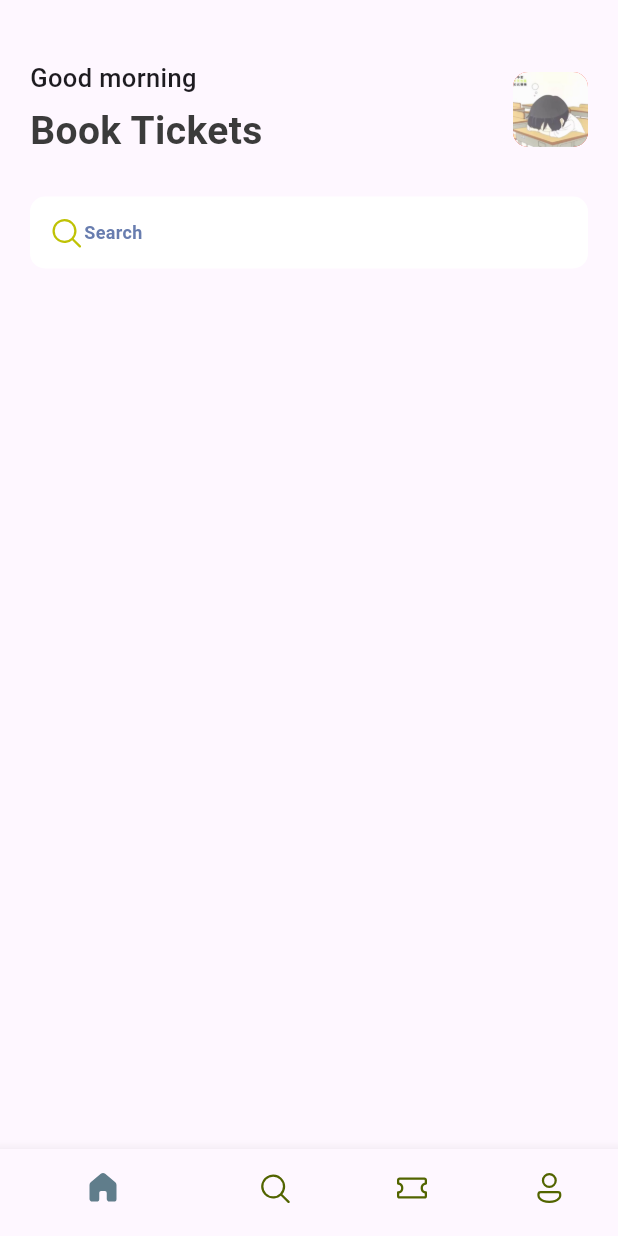
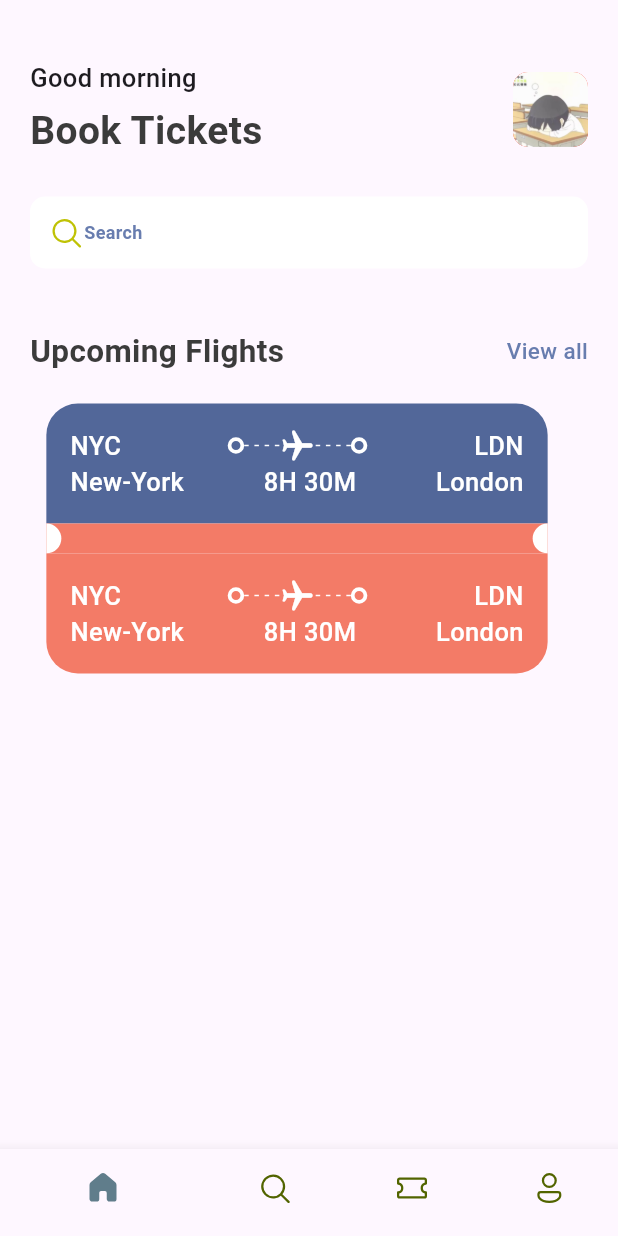
Before and after one commit to jifeicmk/tutorial-tickets, a Flutter app: the screen it shows after launch, on a phone screen of 412 x 824 dp. Run offline on Flutter 3.47's test engine with Material 3 defaults, Android fonts, the phone set to English and light mode, and no system bars; our stand-ins replace fluentui_icons.

Commit message:
update ticket widgets

```diff
--- a/lib/base/res/styles/app_styles.dart
+++ b/lib/base/res/styles/app_styles.dart
@@ -6,9 +6,16 @@ class AppStyles {
   static Color primaryColor = primary;
   static Color textColor = const Color(0xFF3b3b3b);
   static Color bgColor = const Color(0xFFF5F5F5);
+  static Color ticketBlue = const Color(0xFF526799);
+  static Color ticketOrange = const Color(0xFFF37B67);
+
+  static TextStyle textStyle =
+  TextStyle(fontSize: 15, fontWeight: FontWeight.w500, color: textColor);
 
   static TextStyle headingStyle1 =
       TextStyle(fontSize: 26, fontWeight: FontWeight.bold, color: textColor);
+  static TextStyle headingStyle2 =
+  TextStyle(fontSize: 21, fontWeight: FontWeight.bold, color: textColor);
   static TextStyle headingStyle3 =
       const TextStyle(fontSize: 17, fontWeight: FontWeight.w500);
   static TextStyle headingStyle4 =
--- /dev/null
+++ b/lib/base/widgets/app_double_text.dart
@@ -0,0 +1,29 @@
+import 'package:flutter/cupertino.dart';
+import 'package:flutter/material.dart';
+
+import '../res/styles/app_styles.dart';
+
+class AppDoubleText extends StatelessWidget {
+  const AppDoubleText(
+      {super.key,required this.bigText, required this.smallText});
+  final String bigText;
+  final String smallText;
+
+  @override
+  Widget build(BuildContext context) {
+    return Row(
+      mainAxisAlignment: MainAxisAlignment.spaceBetween,
+      children: [
+        Text(bigText,style: AppStyles.headingStyle2,),
+        InkWell(
+          onTap:(){
+
+          },
+          child:Text(smallText,style: AppStyles.textStyle.copyWith(
+            color: AppStyles.primaryColor
+          ),),
+        )
+      ]
+    );
+  }
+}
--- /dev/null
+++ b/lib/base/widgets/app_layoutbuilder_widget.dart
@@ -0,0 +1,25 @@
+import 'package:flutter/cupertino.dart';
+import 'package:flutter/material.dart';
+
+class AppLayoutBuilderWidget extends StatelessWidget {
+  final int randomDivider;
+  const AppLayoutBuilderWidget({super.key, required this.randomDivider});
+
+  @override
+  Widget build(BuildContext context) {
+    return LayoutBuilder(builder: (BuildContext context, BoxConstraints constraints) {
+      return Flex(
+        mainAxisAlignment: MainAxisAlignment.spaceBetween,
+        direction: Axis.horizontal,
+        mainAxisSize: MainAxisSize.max,
+        children: List.generate((constraints.constrainWidth() / randomDivider).floor(), (index) => const SizedBox(
+          width: 3,
+          height: 1,
+          child: DecoratedBox(
+            decoration: BoxDecoration(color: Colors.white),
+          ),
+        )),
+      );
+    });
+  }
+}
--- /dev/null
+++ b/lib/base/widgets/big_circle.dart
@@ -0,0 +1,24 @@
+import 'package:flutter/material.dart';
+
+class BigCircle extends StatelessWidget {
+  final bool isRight;
+  const BigCircle({super.key, required this.isRight});
+
+  @override
+  Widget build(BuildContext context) {
+    return SizedBox(
+      height: 20,
+      width: 10,
+      child: DecoratedBox(decoration: BoxDecoration(
+        color: Colors.white,
+        borderRadius: isRight==true?const BorderRadius.only(
+        topLeft: Radius.circular(10),
+        bottomLeft: Radius.circular(10),
+      ):const BorderRadius.only(
+          topRight: Radius.circular(10),
+          bottomRight: Radius.circular(10),
+        ),
+      )),
+    );
+  }
+}
--- /dev/null
+++ b/lib/base/widgets/big_dot.dart
@@ -0,0 +1,17 @@
+import 'package:flutter/material.dart';
+
+class BigDot extends StatelessWidget {
+  const BigDot({super.key});
+
+  @override
+  Widget build(BuildContext context) {
+    return Container(
+      padding: const EdgeInsets.all(3),
+        decoration: BoxDecoration(
+            border: Border.all(
+              width: 2.5,
+              color: Colors.white,
+            ),
+            borderRadius: BorderRadius.circular(20)));
+  }
+}
--- /dev/null
+++ b/lib/base/widgets/ticket_view.dart
@@ -0,0 +1,163 @@
+import 'package:flutter/cupertino.dart';
+import 'package:flutter/material.dart';
+import 'package:tickets/base/res/styles/app_styles.dart';
+import 'package:tickets/base/widgets/app_layoutbuilder_widget.dart';
+import 'package:tickets/base/widgets/big_circle.dart';
+import 'package:tickets/base/widgets/big_dot.dart';
+
+class TicketView extends StatelessWidget {
+  const TicketView({super.key});
+
+  @override
+  Widget build(BuildContext context) {
+    final size = MediaQuery.of(context).size;
+
+    return SizedBox(
+      width: size.width * 0.85,
+      height: 189,
+      child: Container(
+        margin: const EdgeInsets.only(right: 16),
+        child: Column(
+          children: [
+            Container(
+              padding: const EdgeInsets.all(16),
+              decoration: BoxDecoration(
+                color: AppStyles.ticketBlue,
+                borderRadius: const BorderRadius.only(
+                    topLeft: Radius.circular(21), topRight: Radius.circular(21)),
+              ),
+              child: Column(
+                children: [
+                  Row(
+                    children: [
+                      Text(
+                        "NYC",
+                        style: AppStyles.headingStyle3.copyWith(color: Colors.white),
+                      ),
+                      Expanded(child: Container()),
+                      const BigDot(),
+                      Expanded(
+                          child: Stack(
+                        children: [
+                          const SizedBox(
+                            height: 24,
+                            child: AppLayoutBuilderWidget(randomDivider: 6),
+                          ),
+                          Center(
+                              child: Transform.rotate(
+                            angle: 1.57,
+                            child: const Icon(
+                              Icons.local_airport_rounded,
+                              color: Colors.white,
+                            ),
+                          )),
+                        ],
+                      )),
+                      const BigDot(),
+                      Expanded(child: Container()),
+                      Text(
+                        "LDN",
+                        style: AppStyles.headingStyle3.copyWith(color: Colors.white),
+                      )
+                    ],
+                  ),
+                  Row(
+                    children: [
+                      Text(
+                        "New-York",
+                        style: AppStyles.headingStyle3.copyWith(color: Colors.white),
+                      ),
+                      Expanded(child: Container()),
+                      Text(
+                        "8H 30M",
+                        style: AppStyles.headingStyle3.copyWith(color: Colors.white),
+                      ),
+                      Expanded(child: Container()),
+                      Text(
+                        "London",
+                        style: AppStyles.headingStyle3.copyWith(color: Colors.white),
+                      )
+                    ],
+                  )
+                ],
+              ),
+            ),
+            Container(
+              color: AppStyles.ticketOrange,
+              child: Row(
+                children: [
+                  const BigCircle(isRight: false),
+                  Expanded(child: Container()),
+                  const BigCircle(isRight: true),
+                ],
+              ),
+            ),
+            Container(
+              padding: const EdgeInsets.all(16),
+              decoration: BoxDecoration(
+                color: AppStyles.ticketOrange,
+                borderRadius: const BorderRadius.only(
+                    bottomRight: Radius.circular(21), bottomLeft: Radius.circular(21)),
+              ),
+              child: Column(
+                children: [
+                  Row(
+                    children: [
+                      Text(
+                        "NYC",
+                        style: AppStyles.headingStyle3.copyWith(color: Colors.white),
+                      ),
+                      Expanded(child: Container()),
+                      const BigDot(),
+                      Expanded(
+                          child: Stack(
+                            children: [
+                              const SizedBox(
+                                height: 24,
+                                child: AppLayoutBuilderWidget(randomDivider: 6),
+                              ),
+                              Center(
+                                  child: Transform.rotate(
+                                    angle: 1.57,
+                                    child: const Icon(
+                                      Icons.local_airport_rounded,
+                                      color: Colors.white,
+                                    ),
+                                  )),
+                            ],
+                          )),
+                      const BigDot(),
+                      Expanded(child: Container()),
+                      Text(
+                        "LDN",
+                        style: AppStyles.headingStyle3.copyWith(color: Colors.white),
+                      )
+                    ],
+                  ),
+                  Row(
+                    children: [
+                      Text(
+                        "New-York",
+                        style: AppStyles.headingStyle3.copyWith(color: Colors.white),
+                      ),
+                      Expanded(child: Container()),
+                      Text(
+                        "8H 30M",
+                        style: AppStyles.headingStyle3.copyWith(color: Colors.white),
+                      ),
+                      Expanded(child: Container()),
+                      Text(
+                        "London",
+                        style: AppStyles.headingStyle3.copyWith(color: Colors.white),
+                      )
+                    ],
+                  )
+                ],
+              ),
+            ),
+          ],
+        ),
+      ),
+    );
+  }
+}
--- a/lib/main.dart
+++ b/lib/main.dart
@@ -8,6 +8,7 @@ void main() {
 class MyApp extends StatelessWidget {
   const MyApp({super.key});
 
+
   @override
   Widget build(BuildContext context) {
     return const MaterialApp(
--- a/lib/screens/home_screen.dart
+++ b/lib/screens/home_screen.dart
@@ -1,6 +1,8 @@
 import 'package:fluentui_icons/fluentui_icons.dart';
 import 'package:flutter/cupertino.dart';
 import 'package:flutter/material.dart';
+import 'package:tickets/base/widgets/app_double_text.dart';
+import 'package:tickets/base/widgets/ticket_view.dart';
 import '../base/res/media.dart';
 import '../base/res/styles/app_styles.dart';
 
@@ -11,35 +13,24 @@ class Home_Screen extends StatelessWidget {
   @override
   Widget build(BuildContext context) {
     return Scaffold(
-      // backgroundColor: AppStyles.bgColor,
-      // 展示一个列表
       body: ListView(
         children: [
-          // 顶部容器
           const SizedBox(height: 40,),
           Container(
-            // 水平方向padding
             padding: const EdgeInsets.symmetric(horizontal: 20),
             child: Column(
               children: [
-                // 顶部的行
                 Row(
-                  // 使行中的子widget靠左靠右排列
                   mainAxisAlignment: MainAxisAlignment.spaceBetween,
                   children: [
-                    // 左边的列
                     Column(
-                      // 使列中的子widget靠左排列
                       crossAxisAlignment: CrossAxisAlignment.start,
                       children: [
-                        //早上好
                         Text("Good morning",style: AppStyles.headingStyle3,),
                         const SizedBox(height: 5,),
-                        //预订机票
                         Text("Book Tickets",style: AppStyles.headingStyle1,),
                       ],
                     ),
-                    // 右边的容器
                     Container(
                       // 容器的高度和宽度
                       height: 50,
@@ -59,31 +50,26 @@ class Home_Screen extends StatelessWidget {
                   ],
                 ),
                 const SizedBox(height: 25,),
-                // 搜索框
                 Container(
-                  // 装饰
                   decoration: BoxDecoration(
-                    // 圆角
                     borderRadius: BorderRadius.circular(10),
-                    // 颜色
                     color: Colors.white
                   ),
-                  //padding
                   padding: const EdgeInsets.all(12),
-                  //行
                   child: Row(
                     children: [
-                      // 搜索图标
                       const Icon(FluentSystemIcons.ic_fluent_search_regular,color: Color(0xFFBFC205),),
-                      // 搜索文本
                       Text("Search",style: AppStyles.headingStyle4,)
                     ],
                   ),
                 ),
-                const SizedBox(height: 25,),
+                const SizedBox(height: 40,),
+                const AppDoubleText( bigText: "Upcoming Flights", smallText: "View all",),
+                const SizedBox(height: 20,),
+                const TicketView(),
               ],
             ),
-          )
+          ),
         ],
       ),
     );
```
